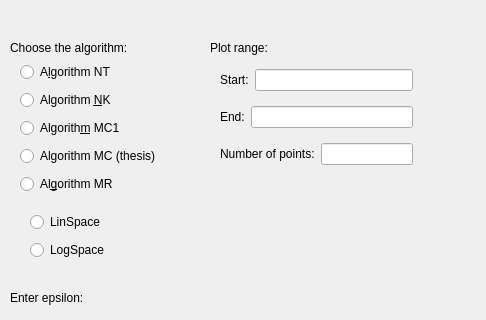
The window that src/gui/loopshaping/loop_shaping_dialog.ui (Isaac-Martinez-Forte/QFTbx) describes before a commit, drawn with Qt 5; both pictures show x 0 to 486 and y 0 to 320 of the 486 by 495 pixel window.
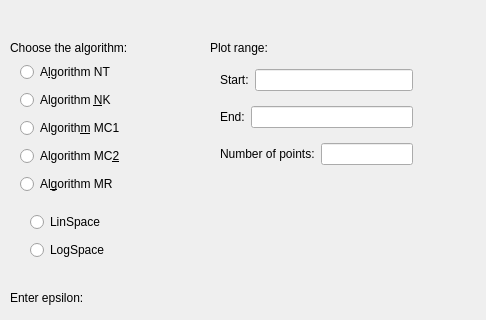
The same window after the commit.

Commit message:
Offer MC2 instead of MC of the thesis in the dialog
The interface offers the algorithm a user would actually run, and that is
MC2. MC of the thesis stays in the code as the reference the corrections are
measured against, and its own source as published lives in the thesis
repository, so nothing is lost by taking it off the panel; it may leave
altogether once MC2 is finished.

Only the one radio button changes name and label. The enum keeps mc_thesis at
its index, so a project written with it still reads back as what it was.

Patch:
```diff
--- a/src/gui/loopshaping/loop_shaping_dialog.ui
+++ b/src/gui/loopshaping/loop_shaping_dialog.ui
@@ -73,7 +73,7 @@
     <item>
      <widget class="QRadioButton" name="mcThesisRadio">
       <property name="text">
-       <string>Algorithm MC (thesis)</string>
+       <string>Algorithm MC&amp;2</string>
       </property>
      </widget>
     </item>
```
Left out of the diff: 2 changed lines with no effect on the pictures. The commit also changes 2 other files.
